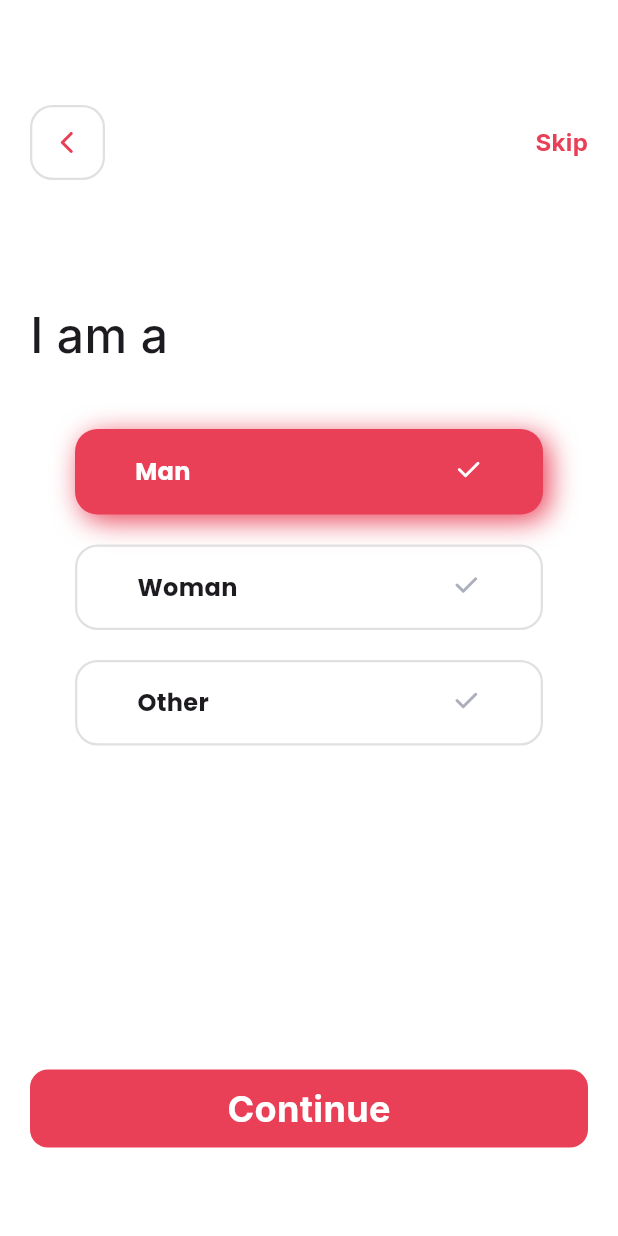
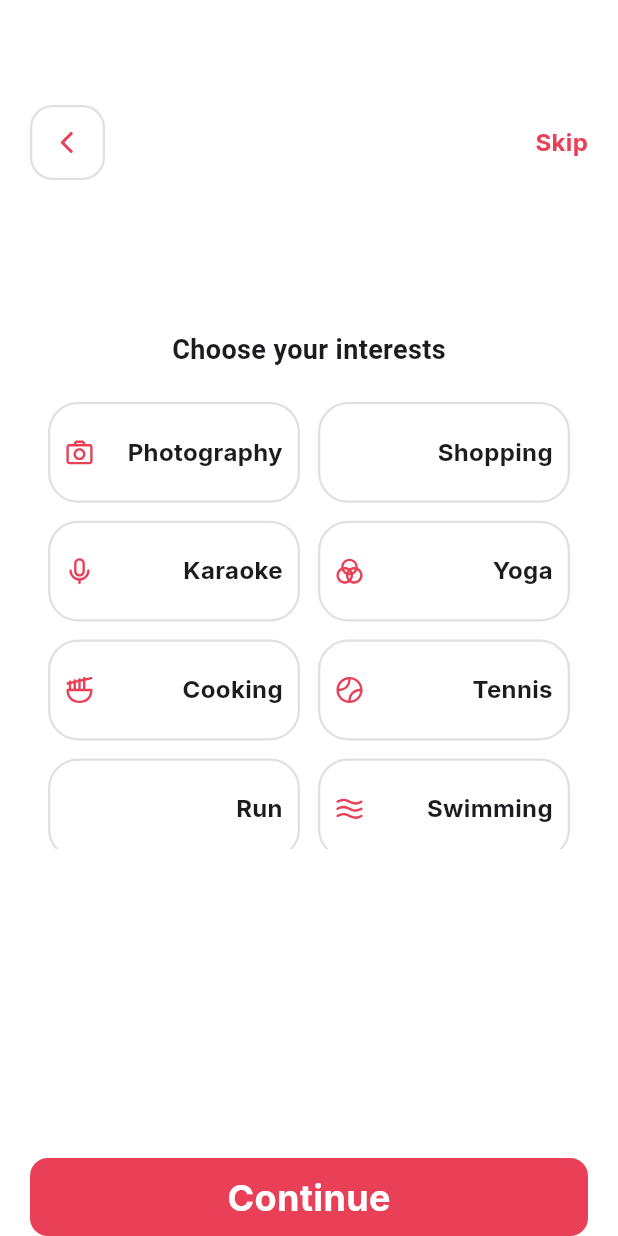
Before and after one commit to Dev-Saurabhraj/devcommunity_ui, a Flutter app: the GenderMainScreen screen opened by its route, on a phone screen of 412 x 824 dp. Run offline on Flutter 3.47's test engine with Material 3 defaults, Android fonts, the phone set to English and light mode, and no system bars; our stand-ins replace flutter_svg, go_router, google_fonts.

Commit message:
grid view in choose interest screen

```diff
--- a/lib/screens/gender/genderMainScreen.dart
+++ /dev/null
@@ -1,148 +0,0 @@
-import 'package:devcommunity/utils/colors.dart';
-import 'package:devcommunity/utils/globalButton.dart';
-import 'package:devcommunity/utils/icons.dart';
-import 'package:devcommunity/utils/textStyle.dart';
-import 'package:flutter/material.dart';
-import 'package:flutter/services.dart';
-import 'package:flutter_svg/flutter_svg.dart';
-import 'package:google_fonts/google_fonts.dart';
-
-class GenderMainScreen extends StatelessWidget {
-  const GenderMainScreen({super.key});
-
-  @override
-  Widget build(BuildContext context) {
-    return Scaffold(
-      backgroundColor: DVColor.white,
-      body: Padding(
-        padding: const EdgeInsets.symmetric(horizontal: 20),
-        child: Column(
-          crossAxisAlignment: .start,
-          children: [
-            SizedBox(height: 20),
-            Padding(
-              padding: const EdgeInsets.symmetric(vertical: 50),
-              child: Row(
-                children: [
-                  InkWell(
-                    onTap: () {
-                      HapticFeedback.lightImpact();
-                      Navigator.pop(context);
-                    },
-                    child: Container(
-                      height: 50,
-                      width: 50,
-                      decoration: BoxDecoration(
-                        border: Border.all(
-                          color: DVColor.borderColorGrey,
-                          width: 1.5,
-                        ),
-                        borderRadius: BorderRadius.circular(15),
-                      ),
-                      child: Center(
-                        child: SvgPicture.asset(
-                          IconsLibrary.right,
-                          width: 24,
-                          height: 24,
-                        ),
-                      ),
-                    ),
-                  ),
-                  Spacer(),
-                  Text(
-                    "Skip",
-                    style: GoogleFonts.inter(
-                      textStyle: DVTextDecoration.bodyLarge.copyWith(
-                        color: DVColor.primaryColor,
-                        fontWeight: FontWeight.bold,
-                      ),
-                    ),
-                  ),
-                ],
-              ),
-            ),
-            SizedBox(height: 30),
-            Text(
-              "I am a ",
-              style: GoogleFonts.inter(
-                textStyle: DVTextDecoration.displayMedium,
-              ),
-            ),
-            SizedBox(height: 30),
-            _genderBox('Man', true),
-            _genderBox('Woman', false),
-            _genderBox('Other', false),
-            SizedBox(height: MediaQuery.of(context).size.height / 4),
-            GlobalButton(onPressed: () {}, label: "Continue"),
-          ],
-        ),
-      ),
-    );
-  }
-}
-
-Widget _genderBox(String title, bool isSelected) {
-  return Padding(
-    padding: const EdgeInsets.symmetric(horizontal: 30, vertical: 10),
-    child: Container(
-      height: 57,
-      width: double.infinity,
-      decoration: isSelected
-          ? BoxDecoration(
-              color: DVColor.primaryColor,
-              borderRadius: BorderRadius.circular(15),
-              boxShadow: [
-                BoxShadow(
-                  color: DVColor.white,
-                  blurRadius: 15,
-                  offset: Offset(-4, -4),
-                ),
-                BoxShadow(
-                  color: DVColor.primaryColor,
-                  blurRadius: 15,
-                  offset: Offset(4, 4),
-                ),
-              ],
-            )
-          : BoxDecoration(
-              border: Border.all(color: DVColor.borderColorGrey, width: 1.5),
-              borderRadius: BorderRadius.circular(15),
-            ),
-      child: InkWell(
-        splashColor: DVColor.white,
-        onTap: () {
-          HapticFeedback.lightImpact();
-        },
-        child: Center(
-          child: Padding(
-            padding: const EdgeInsets.symmetric(horizontal: 40),
-            child: Row(
-              mainAxisAlignment: .center,
-              crossAxisAlignment: .start,
-              children: [
-                Text(
-                  title,
-                  style: GoogleFonts.poppins(
-                    textStyle: DVTextDecoration.bodyLarge.copyWith(
-                      color: isSelected ? Colors.white : null,
-                      fontWeight: FontWeight.bold,
-                    ),
-                  ),
-                ),
-                Spacer(),
-                SvgPicture.asset(
-                  IconsLibrary.checkSmall,
-                  width: 20,
-                  height: 20,
-                  colorFilter: isSelected
-                      ? ColorFilter.mode(Colors.white, BlendMode.srcIn)
-                      : null,
-                ),
-              ],
-            ),
-          ),
-        ),
-      ),
-    ),
-  );
-}
--- /dev/null
+++ b/lib/screens/genderMainScreen.dart
@@ -0,0 +1,81 @@
+import 'package:devcommunity/screens/gender/chooseGender.dart';
+import 'package:devcommunity/screens/interestScreen/chooseInterestScreen.dart';
+import 'package:devcommunity/utils/colors.dart';
+import 'package:devcommunity/utils/globalButton.dart';
+import 'package:devcommunity/utils/icons.dart';
+import 'package:devcommunity/utils/textStyle.dart';
+import 'package:flutter/material.dart';
+import 'package:flutter/services.dart';
+import 'package:flutter_svg/flutter_svg.dart';
+import 'package:google_fonts/google_fonts.dart';
+
+class GenderMainScreen extends StatelessWidget {
+  const GenderMainScreen({super.key});
+
+  @override
+  Widget build(BuildContext context) {
+
+    List<Widget> screens = [ChooseGender(), ChooseInterestScreen()];
+    return Scaffold(
+      backgroundColor: DVColor.white,
+      body: Padding(
+        padding: const EdgeInsets.symmetric(horizontal: 20),
+        child: Column(
+          crossAxisAlignment: .start,
+          children: [
+            SizedBox(height: 20),
+            Padding(
+              padding: const EdgeInsets.symmetric(vertical: 50),
+              child: Row(
+                children: [
+                  InkWell(
+                    onTap: () {
+                      HapticFeedback.lightImpact();
+                      Navigator.pop(context);
+                    },
+                    child: Container(
+                      height: 50,
+                      width: 50,
+                      decoration: BoxDecoration(
+                        border: Border.all(
+                          color: DVColor.borderColorGrey,
+                          width: 1.5,
+                        ),
+                        borderRadius: BorderRadius.circular(15),
+                      ),
+                      child: Center(
+                        child: SvgPicture.asset(
+                          IconsLibrary.right,
+                          width: 24,
+                          height: 24,
+                        ),
+                      ),
+                    ),
+                  ),
+                  Spacer(),
+                  Text(
+                    "Skip",
+                    style: GoogleFonts.inter(
+                      textStyle: DVTextDecoration.bodyLarge.copyWith(
+                        color: DVColor.primaryColor,
+                        fontWeight: FontWeight.bold,
+                      ),
+                    ),
+                  ),
+                ],
+              ),
+            ),
+            SizedBox(height: 30),
+            Expanded(
+              child: screens[1],
+            ),
+            SizedBox(height: MediaQuery.of(context).size.height / 4),
+            GlobalButton(onPressed: (){
+
+            }, label: "Continue"),
+          ],
+        ),
+      ),
+    );
+  }
+}
--- a/lib/screens/interestScreen/chooseInterestScreen.dart
+++ b/lib/screens/interestScreen/chooseInterestScreen.dart
@@ -1,28 +1,81 @@
 import 'package:devcommunity/utils/colors.dart';
 import 'package:devcommunity/utils/fieldOfInterestList.dart';
+import 'package:devcommunity/utils/textStyle.dart';
 import 'package:flutter/cupertino.dart';
+import 'package:flutter/material.dart';
+import 'package:flutter_svg/flutter_svg.dart';
+import 'package:google_fonts/google_fonts.dart';
 
-class ChooseInterestScreen extends StatelessWidget{
+import '../../utils/icons.dart';
+List<InterestModel> fieldOfInterests = [
+  InterestModel(icon: IconsLibrary.camera, title: "Photography"),
+  InterestModel(icon: IconsLibrary.weixinMarket, title: "Shopping"),
+  InterestModel(icon: IconsLibrary.voice, title: "Karaoke"),
+  InterestModel(icon: IconsLibrary.vienCharts, title: "Yoga"),
+  InterestModel(icon: IconsLibrary.noodles, title: "Cooking"),
+  InterestModel(icon: IconsLibrary.tennis, title: "Tennis"),
+  InterestModel(icon: IconsLibrary.sport, title: "Run"),
+  InterestModel(icon: IconsLibrary.ripple, title: "Swimming"),
+  InterestModel(icon: IconsLibrary.camera, title: "Art"),
+  InterestModel(icon: IconsLibrary.camera, title: "Extreme"),
+  InterestModel(icon: IconsLibrary.camera, title: "Music"),
+  InterestModel(icon: IconsLibrary.camera, title: "Drink"),
+  InterestModel(icon: IconsLibrary.camera, title: "Video games"),
+];
+
+class ChooseInterestScreen extends StatelessWidget {
   const ChooseInterestScreen({super.key});
-
 
   @override
   Widget build(BuildContext context) {
+    return Column(
+      children: [
+        const SizedBox(height: 20),
+        const Text(
+          "Choose your interests",
+          style: TextStyle(fontSize: 18, fontWeight: FontWeight.bold),
+        ),
+        const SizedBox(height: 10),
+        Expanded(
+          child: GridView.builder(
+            padding: const EdgeInsets.all(12),
+            itemCount: fieldOfInterests.length,
+            gridDelegate: const SliverGridDelegateWithFixedCrossAxisCount(
+              crossAxisCount: 2,
+              crossAxisSpacing: 12,
+              mainAxisSpacing: 12,
+              childAspectRatio: 2.5,
+            ),
+            itemBuilder: (context, index) {
+              final interest = fieldOfInterests[index];
 
-    return SizedBox(
-      height: double.infinity,
-      width: double.infinity,
-
-      child: GridView.builder(gridDelegate: SliverGridDelegateWithFixedCrossAxisCount(crossAxisCount: 2), itemBuilder: (context, index){
-        return Container(
-          width: 120,
-          height: 45,
-          color: DVColor.primaryColor,
-        );
-      },
-      itemCount: FieldOfInterestList.fieldOfInterests.length,
-      ),
-
+              return Container(
+                padding: const EdgeInsets.symmetric(horizontal: 10),
+                decoration: BoxDecoration(
+                  color: DVColor.white,
+                  borderRadius: BorderRadius.circular(20),
+                  border: Border.all(color: DVColor.borderColorGrey, width: 1.5),
+                ),
+                child: Row(
+                  mainAxisAlignment: MainAxisAlignment.spaceBetween,
+                  children: [
+                    SvgPicture.asset(
+                      interest.icon,
+                      height: 19,
+                      width: 19,
+                    ),
+                    const SizedBox(width: 8),
+                    Text(
+                      interest.title,
+                      style: GoogleFonts.inter(textStyle: DVTextDecoration.bodyLarge.copyWith(fontWeight: FontWeight.bold),
+                    )),
+                  ],
+                ),
+              );
+            },
+          ),
+        ),
+      ],
     );
   }
 }
```
Also changed, not shown: lib/router/goRouter.dart (+8 -11 lines), lib/screens/gender/chooseGender.dart (added, +99 -0 lines), lib/utils/fieldOfInterestList.dart (+1 -19 lines).
